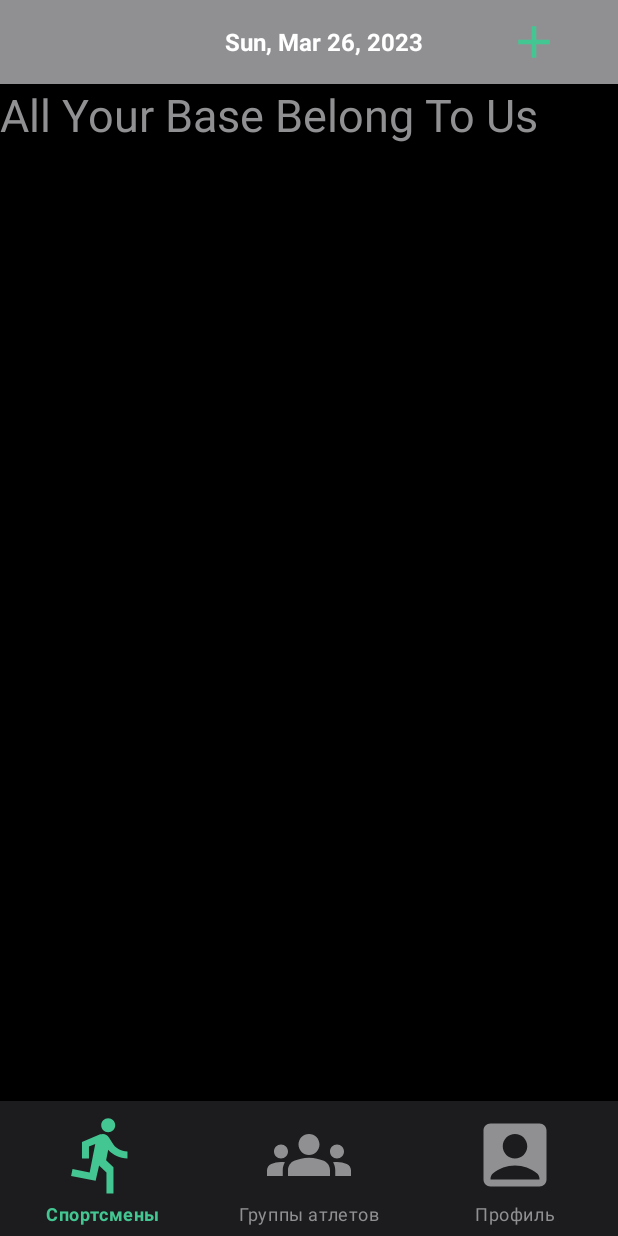
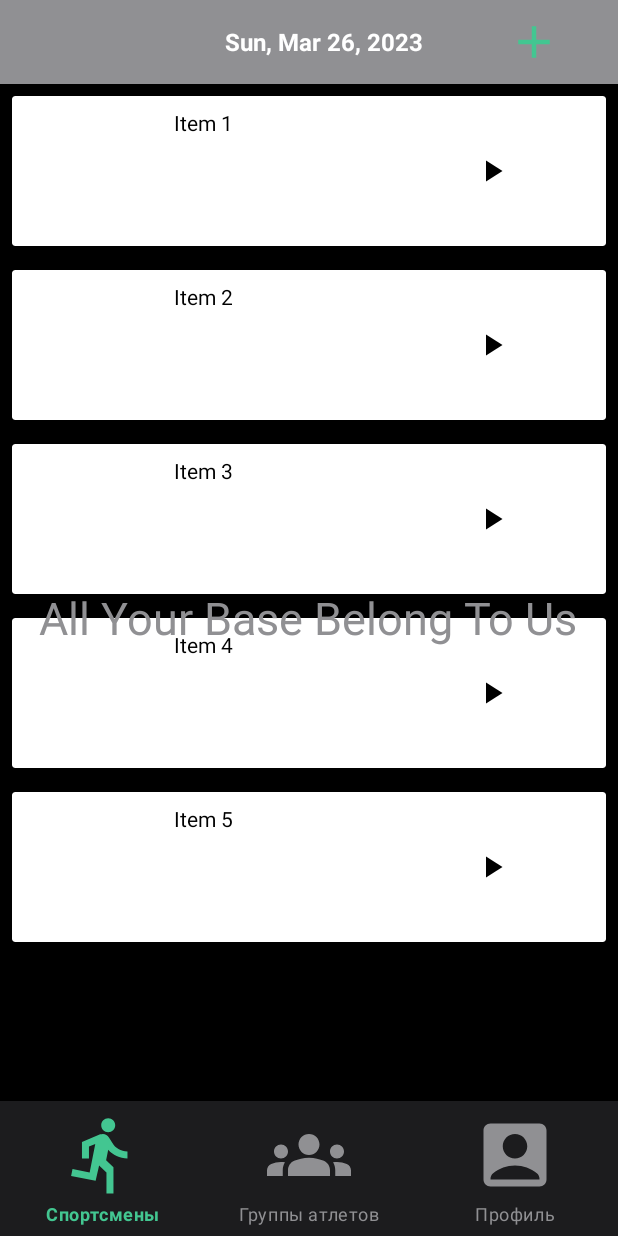
Before and after one commit to Chifir31/DiaryPRO, an Android app: the SportsmensFragment screen opened directly, with no data from a screen before it, on a phone screen of 412 x 824 dp. Run offline under Robolectric (Android 15) with nearby library versions, the light colour scheme and no system bars.

Commit message:
RecycleView - для отображения списка с поддержкой свайпов
MyAdapter - для RecycleView, инициализация и использование в SportsmensFragment, показ кнопки удалить на свайп влево и исчезновение на свайп вправо, при ей нажатии элемент удалится, и возможность добавлять в отображаемый список введеный в инпут поле текст

```diff
--- /dev/null
+++ b/app/src/main/java/com/example/myapplication/Adapter/MyAdapter.kt
@@ -0,0 +1,66 @@
+import android.content.ClipData
+import android.view.LayoutInflater
+import android.view.View
+import android.view.View.GONE
+import android.view.View.VISIBLE
+import android.view.ViewGroup
+import android.widget.ImageView
+import android.widget.TextView
+import androidx.recyclerview.widget.RecyclerView
+import com.example.myapplication.R
+
+public class MyAdapter(private val itemList: MutableList<ClipData.Item>) : RecyclerView.Adapter<MyAdapter.ItemViewHolder>() {
+    private var buttonPosition = RecyclerView.NO_POSITION
+    // Create a new view holder for each item in the list
+    override fun onCreateViewHolder(parent: ViewGroup, viewType: Int): ItemViewHolder {
+        val view = LayoutInflater.from(parent.context).inflate(R.layout.item_layout, parent, false)
+        return ItemViewHolder(view)
+    }
+
+    // Bind the data to the views in each item view holder
+    override fun onBindViewHolder(holder: ItemViewHolder, position: Int) {
+        val currentItem = itemList[position]
+        holder.itemName.text = currentItem.text
+        //holder.itemPicture.setImageResource(currentItem.)
+        holder.itemOpenButton.setOnClickListener {
+            // Open separate window
+        }
+        holder.itemDeleteButton.setOnClickListener {
+            // Delete item from list and update RecyclerView
+            removeItem(position)
+            holder.itemDeleteButton.visibility=GONE
+        }
+
+    }
+
+    // Return the size of the list
+    override fun getItemCount() = itemList.size
+    fun removeItem(position: Int) {
+        itemList.removeAt(position)
+        notifyItemRemoved(position)
+
+    }
+
+    fun showDeleteButton(holder: ItemViewHolder, position: Int) {
+        buttonPosition = position
+        holder.itemDeleteButton.visibility=VISIBLE
+        notifyItemChanged(position)
+    }
+
+    fun hideDeleteButton(holder: ItemViewHolder) {
+        if (buttonPosition != RecyclerView.NO_POSITION) {
+            val previousPosition = buttonPosition
+            buttonPosition = RecyclerView.NO_POSITION
+
+            notifyItemChanged(previousPosition)
+        }
+
+    }
+    // Define the view holder class
+    inner class ItemViewHolder(itemView: View) : RecyclerView.ViewHolder(itemView) {
+        val itemName: TextView = itemView.findViewById(R.id.item_text)
+        val itemPicture: ImageView = itemView.findViewById(R.id.item_image)
+        val itemOpenButton: TextView = itemView.findViewById(R.id.item_open_button)
+        val itemDeleteButton: TextView = itemView.findViewById(R.id.item_delete_button)
+    }
+}
--- a/app/src/main/java/com/example/myapplication/navigation_pages/SportsmensFragment.kt
+++ b/app/src/main/java/com/example/myapplication/navigation_pages/SportsmensFragment.kt
@@ -1,8 +1,12 @@
 package com.example.myapplication.navigation_pages
 
+import MyAdapter
+import android.content.ClipData
+import android.graphics.Canvas
 import android.os.Bundle
 import android.util.Log
 import android.view.*
+import android.view.View.VISIBLE
 import android.widget.Button
 import android.widget.EditText
 import androidx.fragment.app.Fragment
@@ -10,6 +14,9 @@ import android.widget.TextView
 import androidx.appcompat.app.AlertDialog
 import androidx.appcompat.app.AppCompatActivity
 import androidx.appcompat.widget.Toolbar
+import androidx.recyclerview.widget.ItemTouchHelper
+import androidx.recyclerview.widget.LinearLayoutManager
+import androidx.recyclerview.widget.RecyclerView
 import com.example.myapplication.R
 import java.text.SimpleDateFormat
 import java.util.*
@@ -18,6 +25,10 @@ class SportsmensFragment : Fragment() {
     private lateinit var toolbar: Toolbar
     private lateinit var dateTextView: TextView
     private lateinit var add_button: Button
+    private lateinit var recyclerView: RecyclerView
+    private lateinit var adapter: MyAdapter
+    private lateinit var layoutManager: RecyclerView.LayoutManager
+    private lateinit var itemList: MutableList<ClipData.Item>
     private fun ShowInput() {
         add_button.setOnClickListener {
             val builder = AlertDialog.Builder(requireContext())
@@ -27,11 +38,12 @@ class SportsmensFragment : Fragment() {
 
             with(builder){
                 setTitle("Введите ID спортсмена")
-                setPositiveButton("Добавить"){dialog, which->Log.d("Main","Positive")}
+                setPositiveButton("Добавить"){dialog, which->itemList.add(ClipData.Item(edit.text, "https://example.com/image1.jpg"))}//Log.d("Main","Positive")}
                 setNegativeButton("Отмена"){dialog, which-> Log.d("Main","Negative")}
             }
             builder.setView(dialogLayout)
             builder.show()
+
         }
     }
 
@@ -51,6 +63,72 @@ class SportsmensFragment : Fragment() {
         val dateFormat = SimpleDateFormat("EEE, MMM d, yyyy", Locale.getDefault())
         dateTextView.text = dateFormat.format(currentDate)
         ShowInput()
+
+        itemList = mutableListOf(
+            ClipData.Item("Item 1", "https://example.com/image1.jpg"),
+            ClipData.Item("Item 2", "https://example.com/image2.jpg"),
+            ClipData.Item("Item 3", "https://example.com/image3.jpg"),
+            ClipData.Item("Item 4", "https://example.com/image4.jpg"),
+            ClipData.Item("Item 5", "https://example.com/image5.jpg")
+        )
+        recyclerView = view.findViewById(R.id.recycler_sportsmens)
+        layoutManager = LinearLayoutManager(activity)
+        adapter = MyAdapter(itemList)
+        recyclerView.layoutManager = layoutManager
+        recyclerView.adapter = adapter
+        val itemTouchHelperCallback = object : ItemTouchHelper.SimpleCallback(0, ItemTouchHelper.RIGHT or ItemTouchHelper.LEFT) {
+            override fun getSwipeThreshold(viewHolder: RecyclerView.ViewHolder): Float {
+                // disable item removal based on swipe gesture
+                return Float.MAX_VALUE
+            }
+            override fun getMovementFlags(recyclerView: RecyclerView, viewHolder: RecyclerView.ViewHolder): Int {
+                val dragFlags = 0
+                val swipeFlags = ItemTouchHelper.LEFT or ItemTouchHelper.RIGHT
+                return makeMovementFlags(dragFlags, swipeFlags)
+            }
+            override fun onMove(
+                recyclerView: RecyclerView,
+                viewHolder: RecyclerView.ViewHolder,
+                target: RecyclerView.ViewHolder
+            ): Boolean {
+                // Do nothing, we don't support drag and drop
+                return false
+            }
+
+            override fun onSwiped(viewHolder: RecyclerView.ViewHolder, direction: Int) {
+                // Remove the item from the dataset
+                //val position = viewHolder.adapterPosition
+                //adapter.ItemViewHolder(viewHolder.itemView).itemDeleteButton.visibility=VISIBLE
+                //adapter.removeItem(position)
+                adapter.notifyItemChanged(viewHolder.adapterPosition)
+            }
+            override fun onChildDraw(
+                c: Canvas,
+                recyclerView: RecyclerView,
+                viewHolder: RecyclerView.ViewHolder,
+                dX: Float,
+                dY: Float,
+                actionState: Int,
+                isCurrentlyActive: Boolean
+            ) {
+
+                if (actionState == ItemTouchHelper.ACTION_STATE_SWIPE) {
+                // Set the delete button visibility based on the swipe direction
+                    val itemView = viewHolder.itemView
+                    val deleteBtn = itemView.findViewById<TextView>(R.id.item_delete_button)
+                    if (dX > 0) {
+                        deleteBtn.visibility= View.VISIBLE
+                    } else if (dX < 0) {
+                        deleteBtn.visibility = View.GONE
+                    }
+                        itemView.translationX = dX
+                    // Draw the swipe background color
+                    super.onChildDraw(c, recyclerView, viewHolder, dX, dY, actionState, isCurrentlyActive)
+            }
+            }
+        }
+        val itemTouchHelper = ItemTouchHelper(itemTouchHelperCallback)
+        itemTouchHelper.attachToRecyclerView(recyclerView)
         // Inflate the layout for this fragment
         return view
     }
--- /dev/null
+++ b/app/src/main/res/drawable/baseline_play_arrow_24.xml
@@ -0,0 +1,5 @@
+<vector android:height="24dp" android:tint="#000000"
+    android:viewportHeight="24" android:viewportWidth="24"
+    android:width="24dp" xmlns:android="http://schemas.android.com/apk/res/android">
+    <path android:fillColor="@android:color/white" android:pathData="M8,5v14l11,-7z"/>
+</vector>
--- a/app/src/main/res/layout/fragment_sportsmens.xml
+++ b/app/src/main/res/layout/fragment_sportsmens.xml
@@ -30,10 +30,14 @@
             android:layout_marginHorizontal="40dp"
             />
     </androidx.appcompat.widget.Toolbar>
-    <ScrollView
+    <androidx.recyclerview.widget.RecyclerView
+        android:id="@+id/recycler_sportsmens"
         android:layout_below="@id/toolbar"
+        android:scrollbars="vertical"
         android:layout_width="match_parent"
-        android:layout_height="match_parent">
+        android:layout_height="match_parent"
+        android:layout_marginBottom="90dp">
+    </androidx.recyclerview.widget.RecyclerView>
     <TextView
         android:layout_width="wrap_content"
         android:layout_height="wrap_content"
@@ -41,7 +45,5 @@
         android:layout_centerInParent="true"
         android:textSize="30sp"
         android:textColor="@color/gray"/>
-    </ScrollView>
-
 
 </RelativeLayout>
--- /dev/null
+++ b/app/src/main/res/layout/item_layout.xml
@@ -0,0 +1,51 @@
+<?xml version="1.0" encoding="utf-8"?>
+<androidx.cardview.widget.CardView
+    xmlns:android="http://schemas.android.com/apk/res/android"
+    xmlns:app="http://schemas.android.com/apk/res-auto"
+    android:layout_width="match_parent"
+    android:layout_height="100dp"
+    android:layout_margin="8dp"
+    app:cardElevation="4dp">
+    <RelativeLayout
+        android:visibility="visible"
+        android:id="@+id/view_foreground"
+        android:background="@color/white"
+        android:layout_margin="8dp"
+        android:orientation="horizontal"
+        android:layout_gravity="center_vertical"
+        android:layout_width="match_parent"
+        android:layout_height="match_parent">
+        <ImageView
+            android:id="@+id/item_image"
+            android:scaleType="fitXY"
+            android:layout_width="100dp"
+            android:layout_height="match_parent">
+        </ImageView>
+        <TextView
+            android:id="@+id/item_text"
+            android:layout_toRightOf="@id/item_image"
+            android:layout_width="200dp"
+            android:textColor="@color/black"
+            android:layout_height="match_parent"
+            >
+        </TextView>
+        <TextView
+            android:id="@+id/item_open_button"
+            android:layout_width="70dp"
+            android:layout_height="match_parent"
+            android:layout_toRightOf="@id/item_text"
+            android:drawableLeft="@drawable/baseline_play_arrow_24"
+            android:background="@android:color/transparent"
+            ></TextView>
+        <TextView
+            android:visibility="gone"
+            android:id="@+id/item_delete_button"
+            android:layout_width="70dp"
+            android:layout_height="match_parent"
+            android:text="Delete"
+            android:textAlignment="center"
+            android:background="@android:color/holo_red_dark"
+            android:textColor="@color/white"
+            ></TextView>
+    </RelativeLayout>
+</androidx.cardview.widget.CardView>
```
